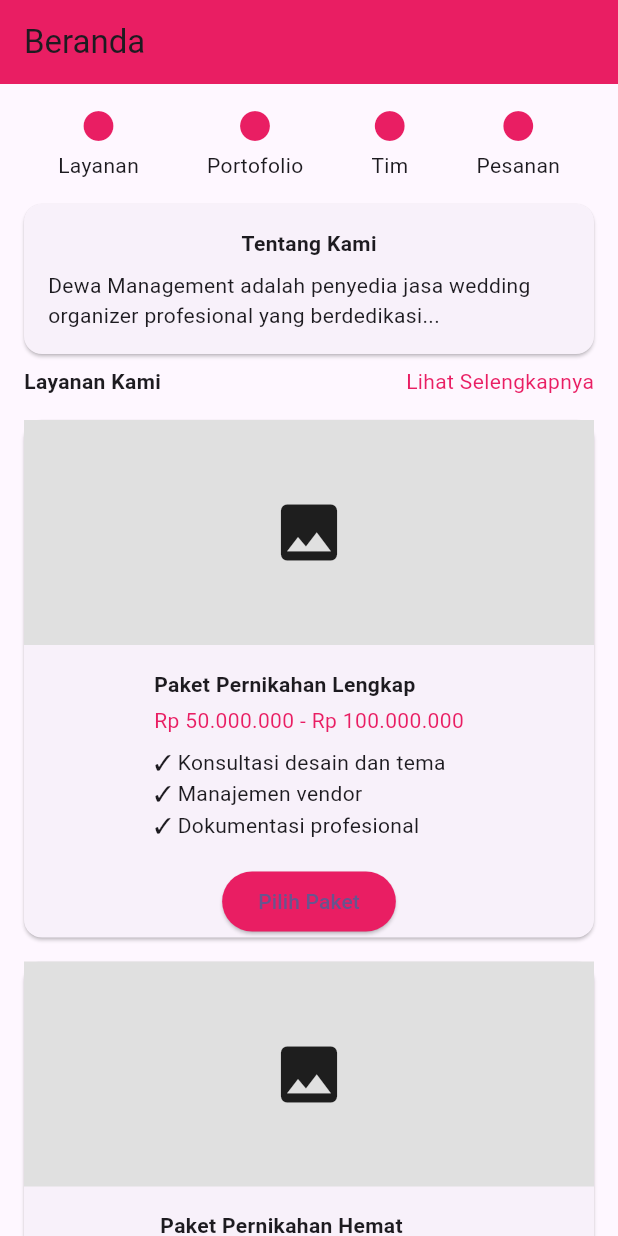
After one commit to hyderoo/AplikasiDewaManagement, a Flutter app: the screen it shows after launch, after a tap on "Layanan", on a phone screen of 412 x 824 dp. The commit adds this screen. Run offline on Flutter 3.47's test engine with Material 3 defaults, Android fonts, the phone set to English and light mode, and no system bars.

Commit message:
separate home page

```diff
--- a/lib/main.dart
+++ b/lib/main.dart
@@ -1,5 +1,5 @@
 import 'package:dewa_wo_app/pages/detail_pesanan_page.dart';
-import 'package:dewa_wo_app/pages/home_page.dart';
+import 'package:dewa_wo_app/pages/home/home_page.dart';
 import 'package:dewa_wo_app/pages/layanan_page.dart';
 import 'package:dewa_wo_app/pages/portofolio_page.dart';
 import 'package:flutter/material.dart';
--- /dev/null
+++ b/lib/pages/home/components/layanan_kami_widget.dart
@@ -0,0 +1,63 @@
+import 'package:flutter/material.dart';
+
+import 'section_title_widget.dart';
+
+class LayananKamiWidget extends StatelessWidget {
+  const LayananKamiWidget({super.key});
+
+  @override
+  Widget build(BuildContext context) {
+    return Column(
+      children: [
+        SectionTitleWidget(title: 'Layanan Kami'),
+        _PackageCard(
+            title: 'Paket Pernikahan Lengkap',
+            price: 'Rp 50.000.000 - Rp 100.000.000'),
+        _PackageCard(
+            title: 'Paket Pernikahan Hemat',
+            price: 'Rp 25.000.000 - Rp 50.000.000'),
+      ],
+    );
+  }
+}
+
+class _PackageCard extends StatelessWidget {
+  final String title;
+  final String price;
+  const _PackageCard({required this.title, required this.price});
+  @override
+  Widget build(BuildContext context) {
+    return Card(
+      margin: const EdgeInsets.symmetric(horizontal: 16, vertical: 8),
+      child: Column(
+        children: [
+          Container(
+            height: 150,
+            color: Colors.grey[300],
+            child: const Center(child: Icon(Icons.image, size: 50)),
+          ),
+          Padding(
+            padding: const EdgeInsets.all(16.0),
+            child: Column(
+              crossAxisAlignment: CrossAxisAlignment.start,
+              children: [
+                Text(title,
+                    style: const TextStyle(fontWeight: FontWeight.bold)),
+                const SizedBox(height: 4),
+                Text(price, style: const TextStyle(color: Colors.pink)),
+                const SizedBox(height: 8),
+                const Text(
+                    '✓ Konsultasi desain dan tema\n✓ Manajemen vendor\n✓ Dokumentasi profesional')
+              ],
+            ),
+          ),
+          ElevatedButton(
+            style: ElevatedButton.styleFrom(backgroundColor: Colors.pink),
+            onPressed: () {},
+            child: const Text('Pilih Paket'),
+          )
+        ],
+      ),
+    );
+  }
+}
--- /dev/null
+++ b/lib/pages/home/components/menu_widget.dart
@@ -0,0 +1,56 @@
+import 'package:flutter/material.dart';
+
+class MenuWidget extends StatelessWidget {
+  const MenuWidget({super.key});
+
+  @override
+  Widget build(BuildContext context) {
+    return Padding(
+      padding: const EdgeInsets.all(16.0),
+      child: Row(
+        mainAxisAlignment: MainAxisAlignment.spaceAround,
+        children: [
+          _IconCategory(
+              title: 'Layanan',
+              onTap: () {
+                Navigator.pushNamed(context, '/layanan');
+              }),
+          _IconCategory(
+              title: 'Portofolio',
+              onTap: () {
+                Navigator.pushNamed(context, '/portofolio');
+              }),
+          _IconCategory(
+              title: 'Tim',
+              onTap: () {
+                Navigator.pushNamed(context, '/tim');
+              }),
+          _IconCategory(
+              title: 'Pesanan',
+              onTap: () {
+                Navigator.pushNamed(context, '/pesanan');
+              }),
+        ],
+      ),
+    );
+  }
+}
+
+class _IconCategory extends StatelessWidget {
+  final String title;
+  final VoidCallback onTap;
+  const _IconCategory({required this.title, required this.onTap});
+  @override
+  Widget build(BuildContext context) {
+    return GestureDetector(
+      onTap: onTap,
+      child: Column(
+        children: [
+          const Icon(Icons.circle, color: Colors.pink),
+          const SizedBox(height: 4),
+          Text(title),
+        ],
+      ),
+    );
+  }
+}
--- /dev/null
+++ b/lib/pages/home/components/portofolio_kami_widget.dart
@@ -0,0 +1,50 @@
+import 'package:flutter/material.dart';
+
+import 'section_title_widget.dart';
+
+class PortofolioKamiWidget extends StatelessWidget {
+  const PortofolioKamiWidget({super.key});
+
+  @override
+  Widget build(BuildContext context) {
+    return Column(
+      children: [
+        SectionTitleWidget(title: 'Portofolio Kami'),
+        PortfolioCard(title: 'Pernikahan Adat Jawa Elegan'),
+        PortfolioCard(title: 'Pernikahan Modern Minimalis'),
+      ],
+    );
+  }
+}
+
+class PortfolioCard extends StatelessWidget {
+  final String title;
+  const PortfolioCard({required this.title});
+  @override
+  Widget build(BuildContext context) {
+    return Card(
+      margin: const EdgeInsets.symmetric(horizontal: 16, vertical: 8),
+      child: Column(
+        crossAxisAlignment: CrossAxisAlignment.start,
+        children: [
+          Container(
+            height: 100,
+            color: Colors.grey[300],
+            child: const Center(child: Icon(Icons.image, size: 40)),
+          ),
+          Padding(
+            padding: const EdgeInsets.all(8.0),
+            child: Column(
+              crossAxisAlignment: CrossAxisAlignment.start,
+              children: [
+                Text(title,
+                    style: const TextStyle(fontWeight: FontWeight.bold)),
+                const Text('Desain kontemporer dengan sentuhan elegan'),
+              ],
+            ),
+          ),
+        ],
+      ),
+    );
+  }
+}
--- /dev/null
+++ b/lib/pages/home/components/section_title_widget.dart
@@ -0,0 +1,19 @@
+import 'package:flutter/material.dart';
+
+class SectionTitleWidget extends StatelessWidget {
+  final String title;
+  const SectionTitleWidget({required this.title});
+  @override
+  Widget build(BuildContext context) {
+    return Padding(
+      padding: const EdgeInsets.symmetric(horizontal: 16, vertical: 8),
+      child: Row(
+        mainAxisAlignment: MainAxisAlignment.spaceBetween,
+        children: [
+          Text(title, style: const TextStyle(fontWeight: FontWeight.bold)),
+          const Text('Lihat Selengkapnya', style: TextStyle(color: Colors.pink))
+        ],
+      ),
+    );
+  }
+}
--- /dev/null
+++ b/lib/pages/home/components/tentang_kami_widget.dart
@@ -0,0 +1,26 @@
+import 'package:flutter/material.dart';
+
+class TentangKamiWidget extends StatelessWidget {
+  const TentangKamiWidget({super.key});
+
+  @override
+  Widget build(BuildContext context) {
+    return Card(
+      margin: const EdgeInsets.symmetric(horizontal: 16),
+      child: Padding(
+        padding: const EdgeInsets.all(16.0),
+        child: Column(
+          children: const [
+            Text(
+              'Tentang Kami',
+              style: TextStyle(fontWeight: FontWeight.bold),
+            ),
+            SizedBox(height: 8),
+            Text(
+                'Dewa Management adalah penyedia jasa wedding organizer profesional yang berdedikasi...'),
+          ],
+        ),
+      ),
+    );
+  }
+}
--- /dev/null
+++ b/lib/pages/home/components/ulasan_widget.dart
@@ -0,0 +1,42 @@
+import 'package:flutter/material.dart';
+
+import 'section_title_widget.dart';
+
+class UlasanWidget extends StatelessWidget {
+  const UlasanWidget({super.key});
+
+  @override
+  Widget build(BuildContext context) {
+    return Column(
+      children: [
+        SectionTitleWidget(title: 'Ulasan'),
+        _ReviewCard(name: 'Abian Syahputra', rating: 4.8),
+        _ReviewCard(name: 'Abian Syahputra', rating: 4.8),
+      ],
+    );
+  }
+}
+
+class _ReviewCard extends StatelessWidget {
+  final String name;
+  final double rating;
+  const _ReviewCard({required this.name, required this.rating});
+  @override
+  Widget build(BuildContext context) {
+    return Card(
+      margin: const EdgeInsets.symmetric(horizontal: 16, vertical: 8),
+      child: ListTile(
+        leading: const CircleAvatar(child: Icon(Icons.person)),
+        title: Text(name),
+        subtitle: const Text('Lorem Ipsum is simply dummy text...'),
+        trailing: Column(
+          mainAxisAlignment: MainAxisAlignment.center,
+          children: [
+            const Icon(Icons.star, color: Colors.amber),
+            Text(rating.toString()),
+          ],
+        ),
+      ),
+    );
+  }
+}
--- /dev/null
+++ b/lib/pages/home/home_page.dart
@@ -0,0 +1,34 @@
+// Home Page
+// Halaman utama aplikasi Wedding Organizer
+
+import 'package:dewa_wo_app/pages/home/components/layanan_kami_widget.dart';
+import 'package:dewa_wo_app/pages/home/components/menu_widget.dart';
+import 'package:dewa_wo_app/pages/home/components/portofolio_kami_widget.dart';
+import 'package:dewa_wo_app/pages/home/components/section_title_widget.dart';
+import 'package:dewa_wo_app/pages/home/components/tentang_kami_widget.dart';
+import 'package:dewa_wo_app/pages/home/components/ulasan_widget.dart';
+import 'package:dewa_wo_app/pages/portofolio_page.dart';
+import 'package:flutter/material.dart';
+
+class HomePage extends StatelessWidget {
+  const HomePage({Key? key}) : super(key: key);
+
+  @override
+  Widget build(BuildContext context) {
+    return Scaffold(
+      appBar: AppBar(
+        backgroundColor: Colors.pink,
+        title: const Text('Beranda'),
+      ),
+      body: ListView(
+        children: [
+          MenuWidget(),
+          TentangKamiWidget(),
+          LayananKamiWidget(),
+          PortofolioKamiWidget(),
+          UlasanWidget(),
+        ],
+      ),
+    );
+  }
+}
```
Also changed, not shown: lib/pages/home/components/header_widget.dart (added, +10 -0 lines), lib/pages/home_page.dart (deleted, +0 -221 lines).
